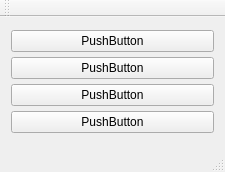
The window that mainwindow.ui (AhmadrezaHadi/SamavarQt) describes before a commit, drawn with Qt 5.
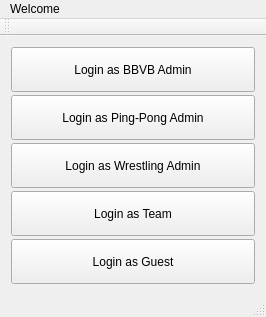
The same window after the commit.

```diff
--- a/mainwindow.ui
+++ b/mainwindow.ui
@@ -6,8 +6,8 @@
    <rect>
     <x>0</x>
     <y>0</y>
-    <width>225</width>
-    <height>172</height>
+    <width>266</width>
+    <height>317</height>
    </rect>
   </property>
   <property name="windowTitle">
@@ -21,30 +21,67 @@
        <number>3</number>
       </property>
       <item>
-       <widget class="QPushButton" name="pushButton_2">
+       <widget class="QPushButton" name="bbvbLoginButton">
+        <property name="sizePolicy">
+         <sizepolicy hsizetype="Preferred" vsizetype="Preferred">
+          <horstretch>0</horstretch>
+          <verstretch>0</verstretch>
+         </sizepolicy>
+        </property>
         <property name="text">
-         <string>PushButton</string>
+         <string>Login as BBVB Admin</string>
         </property>
        </widget>
       </item>
       <item>
-       <widget class="QPushButton" name="pushButton">
+       <widget class="QPushButton" name="wrLoginButton">
+        <property name="sizePolicy">
+         <sizepolicy hsizetype="Preferred" vsizetype="Preferred">
+          <horstretch>0</horstretch>
+          <verstretch>0</verstretch>
+         </sizepolicy>
+        </property>
         <property name="text">
-         <string>PushButton</string>
+         <string>Login as Ping-Pong Admin</string>
         </property>
        </widget>
       </item>
       <item>
-       <widget class="QPushButton" name="pushButton_4">
+       <widget class="QPushButton" name="ppLoginButton">
+        <property name="sizePolicy">
+         <sizepolicy hsizetype="Preferred" vsizetype="Preferred">
+          <horstretch>0</horstretch>
+          <verstretch>0</verstretch>
+         </sizepolicy>
+        </property>
         <property name="text">
-         <string>PushButton</string>
+         <string>Login as Wrestling Admin</string>
         </property>
        </widget>
       </item>
       <item>
-       <widget class="QPushButton" name="pushButton_3">
+       <widget class="QPushButton" name="teamLoginButton">
+        <property name="sizePolicy">
+         <sizepolicy hsizetype="Preferred" vsizetype="Preferred">
+          <horstretch>0</horstretch>
+          <verstretch>0</verstretch>
+         </sizepolicy>
+        </property>
         <property name="text">
-         <string>PushButton</string>
+         <string>Login as Team</string>
+        </property>
+       </widget>
+      </item>
+      <item>
+       <widget class="QPushButton" name="guestLoginButton">
+        <property name="sizePolicy">
+         <sizepolicy hsizetype="Preferred" vsizetype="Preferred">
+          <horstretch>0</horstretch>
+          <verstretch>0</verstretch>
+         </sizepolicy>
+        </property>
+        <property name="text">
+         <string>Login as Guest</string>
         </property>
        </widget>
       </item>
@@ -57,10 +94,16 @@
     <rect>
      <x>0</x>
      <y>0</y>
-     <width>225</width>
+     <width>266</width>
      <height>20</height>
     </rect>
    </property>
+   <widget class="QMenu" name="menuWelcome">
+    <property name="title">
+     <string>Welcome</string>
+    </property>
+   </widget>
+   <addaction name="menuWelcome"/>
   </widget>
   <widget class="QToolBar" name="mainToolBar">
    <attribute name="toolBarArea">
```
